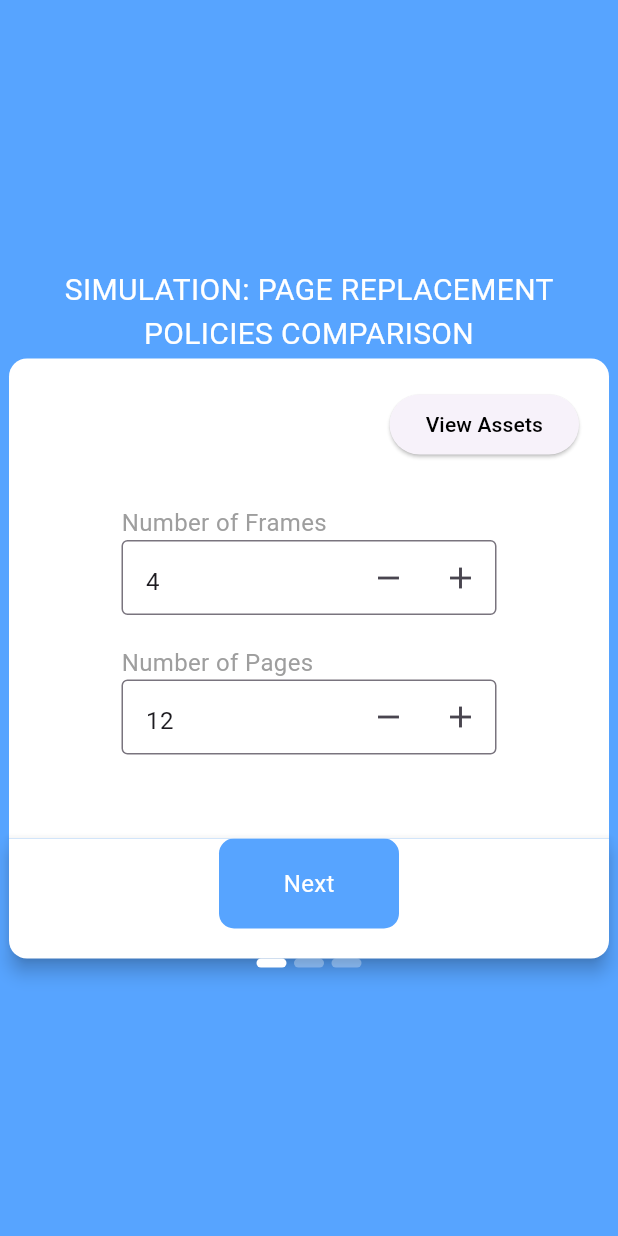
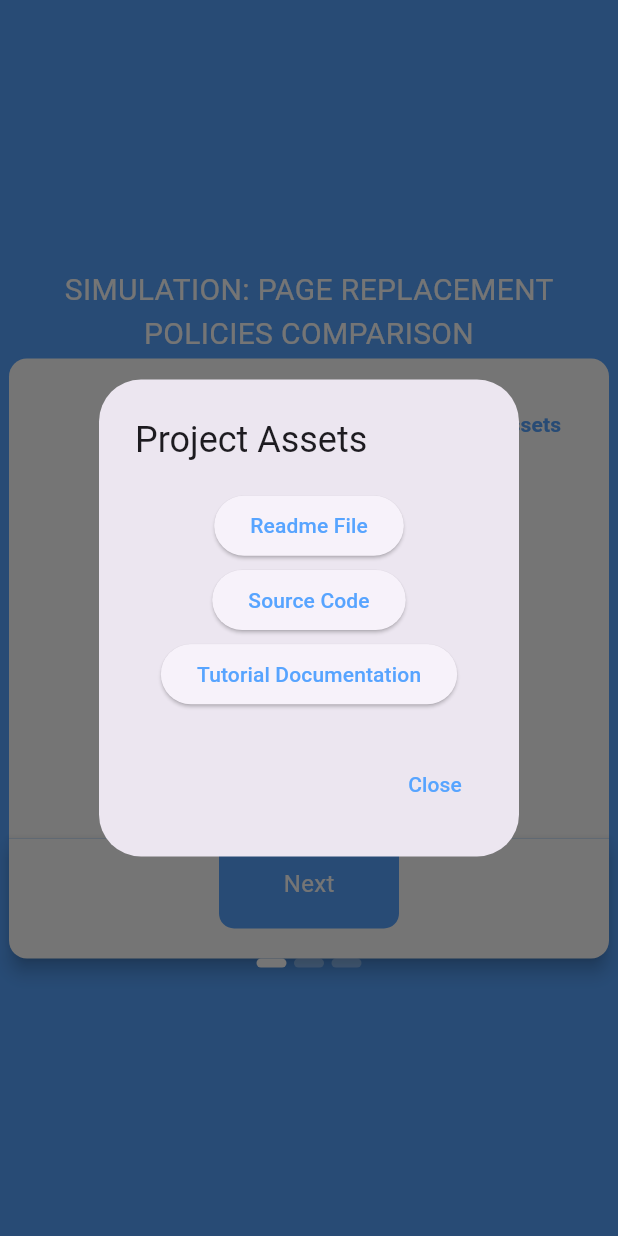
Before and after one commit to itsAliTahir/SIMULATION-PAGE-REPLACEMENT-POLICIES-COMPARISON-Operating-System-Project-, a Flutter app: the screen it shows after launch, after a tap on "View Assets", on a phone screen of 412 x 824 dp. Run offline on Flutter 3.47's test engine with Material 3 defaults, Android fonts, the phone set to English and light mode, and no system bars; drawn by our look-alikes of carousel_indicator; our stand-ins replace delayed_display; missing offline and left inert: hovering.

Commit message:
only links are required to be added

```diff
--- a/lib/Screens/algorithms/fifoalgorithm.dart
+++ b/lib/Screens/algorithms/fifoalgorithm.dart
@@ -237,7 +237,7 @@ class _MyFIFOAlgorithmState extends State<MyFIFOAlgorithm> {
             color: Colors.white,
             elevation: 5,
             surfaceTintColor: Colors.white,
-            margin: const EdgeInsets.all(50),
+            margin: const EdgeInsets.symmetric(vertical: 50),
             child: SizedBox(
               width: 900,
               child: Column(
--- a/lib/Screens/algorithms/lifoalgorithm.dart
+++ b/lib/Screens/algorithms/lifoalgorithm.dart
@@ -244,7 +244,7 @@ class _MyLIFOAlgorithmState extends State<MyLIFOAlgorithm> {
             color: Colors.white,
             elevation: 5,
             surfaceTintColor: Colors.white,
-            margin: const EdgeInsets.all(50),
+            margin: const EdgeInsets.symmetric(vertical: 50),
             child: SizedBox(
               width: 900,
               child: Column(
--- a/lib/Screens/algorithms/lrualgorithm.dart
+++ b/lib/Screens/algorithms/lrualgorithm.dart
@@ -262,7 +262,7 @@ class _MyLRUAlgorithmState extends State<MyLRUAlgorithm> {
             color: Colors.white,
             elevation: 5,
             surfaceTintColor: Colors.white,
-            margin: const EdgeInsets.all(50),
+            margin: const EdgeInsets.symmetric(vertical: 50),
             child: SizedBox(
               width: 900,
               child: Column(
--- a/lib/Screens/home_page_widgets/index_screen.dart
+++ b/lib/Screens/home_page_widgets/index_screen.dart
@@ -76,7 +76,7 @@ class _MyIndexScreenState extends State<MyIndexScreen> {
                 color: Colors.white,
                 surfaceTintColor: Colors.white,
                 elevation: 5,
-                margin: const EdgeInsets.all(0),
+                margin: const EdgeInsets.all(0.0),
                 shape: const RoundedRectangleBorder(
                     borderRadius: BorderRadius.only(
                         bottomLeft: Radius.circular(12),
--- a/lib/Screens/home_page_widgets/input_fields.dart
+++ b/lib/Screens/home_page_widgets/input_fields.dart
@@ -1,6 +1,9 @@
+// ignore_for_file: deprecated_member_use
+
 import 'package:flutter/material.dart';
 import 'package:flutter/services.dart';
 import '../../global_data.dart';
+import 'package:url_launcher/url_launcher.dart';
 
 class MyInputFields extends StatefulWidget {
   const MyInputFields({super.key});
@@ -26,11 +29,84 @@ class _MyInputFieldsState extends State<MyInputFields> {
               alignment: Alignment.topRight,
               child: Container(
                   margin: const EdgeInsets.only(right: 20, bottom: 30, top: 20),
-                  child: ElevatedButton(
-                      onPressed: () {},
-                      child: const Text(
+                  child: TextButton(
+                      onPressed: () {
+                        // Call the showDialog function
+                        showDialog(
+                          context: context,
+                          builder: (BuildContext context) {
+                            // Return the AlertDialog
+                            return AlertDialog(
+                              title: const Text('Project Assets'),
+                              content: SizedBox(
+                                height: 150,
+                                child: Column(
+                                    mainAxisAlignment:
+                                        MainAxisAlignment.spaceEvenly,
+                                    children: [
+                                      ElevatedButton(
+                                        onPressed: () {
+                                          final String urlToOpen =
+                                              'https://www.example.com';
+
+                                          _launchURL() async {
+                                            if (await canLaunch(urlToOpen)) {
+                                              await launch(urlToOpen);
+                                            } else {
+                                              throw 'Could not launch $urlToOpen';
+                                            }
+                                          }
+                                        },
+                                        child: Text(
+                                          "Readme File",
+                                          style: TextStyle(
+                                              color: Theme.of(context)
+                                                  .scaffoldBackgroundColor),
+                                        ),
+                                      ),
+                                      ElevatedButton(
+                                        onPressed: () {},
+                                        child: Text(
+                                          "Source Code",
+                                          style: TextStyle(
+                                              color: Theme.of(context)
+                                                  .scaffoldBackgroundColor),
+                                        ),
+                                      ),
+                                      ElevatedButton(
+                                        onPressed: () {},
+                                        child: Text(
+                                          "Tutorial Documentation",
+                                          style: TextStyle(
+                                              color: Theme.of(context)
+                                                  .scaffoldBackgroundColor),
+                                        ),
+                                      ),
+                                    ]),
+                              ),
+                              actions: <Widget>[
+                                TextButton(
+                                  onPressed: () {
+                                    // Close the dialog
+                                    Navigator.of(context).pop();
+                                  },
+                                  child: Text(
+                                    'Close',
+                                    style: TextStyle(
+                                        color: Theme.of(context)
+                                            .scaffoldBackgroundColor),
+                                  ),
+                                ),
+                              ],
+                            );
+                          },
+                        );
+                      },
+                      child: Text(
                         "View Assets",
-                        style: TextStyle(color: Colors.black),
+                        style: TextStyle(
+                            color: Theme.of(context).scaffoldBackgroundColor,
+                            fontWeight: FontWeight.bold),
                       )))),
           Container(
             margin: const EdgeInsets.only(left: 75),
@@ -38,7 +114,10 @@ class _MyInputFieldsState extends State<MyInputFields> {
               alignment: Alignment.centerLeft,
               child: Text("Number of Frames",
                   textAlign: TextAlign.left,
-                  style: TextStyle(color: Colors.grey, fontSize: 16)),
+                  style: TextStyle(
+                    color: Colors.grey,
+                    fontSize: 16,
+                  )),
             ),
           ),
           SizedBox(
@@ -62,6 +141,10 @@ class _MyInputFieldsState extends State<MyInputFields> {
                 setState(() {});
               },
               decoration: InputDecoration(
+                focusedBorder: OutlineInputBorder(
+                    borderSide: BorderSide(
+                        width: 2,
+                        color: Theme.of(context).scaffoldBackgroundColor)),
                 border: const OutlineInputBorder(),
                 suffixIcon: Row(
                   mainAxisSize: MainAxisSize.min,
@@ -137,6 +220,10 @@ class _MyInputFieldsState extends State<MyInputFields> {
                 setState(() {});
               },
               decoration: InputDecoration(
+                focusedBorder: OutlineInputBorder(
+                    borderSide: BorderSide(
+                        width: 2,
+                        color: Theme.of(context).scaffoldBackgroundColor)),
                 border: const OutlineInputBorder(),
                 suffixIcon: Row(
                   mainAxisSize: MainAxisSize.min,
--- a/lib/Screens/home_page_widgets/pages_circles.dart
+++ b/lib/Screens/home_page_widgets/pages_circles.dart
@@ -28,7 +28,7 @@ class _MyPagesCirclesState extends State<MyPagesCircles> {
             margin: const EdgeInsets.only(left: 50),
             child: const Align(
               alignment: Alignment.centerLeft,
-              child: Text("Enter Pages' IDs",
+              child: Text("Enter Page IDs",
                   textAlign: TextAlign.left,
                   style: TextStyle(color: Colors.grey, fontSize: 16)),
             ),
--- a/lib/main.dart
+++ b/lib/main.dart
@@ -19,6 +19,11 @@ class MyApp extends StatelessWidget {
       child: MaterialApp(
         title: 'Operating System Project',
         theme: ThemeData(
+          textSelectionTheme: const TextSelectionThemeData(
+            selectionColor: Color.fromARGB(130, 5, 117, 255),
+            cursorColor: Color.fromARGB(255, 87, 164, 255),
+            selectionHandleColor: Color.fromARGB(255, 87, 164, 255),
+          ),
           primarySwatch: Colors.blue,
           hoverColor: Colors.blueAccent,
           primaryColor: Colors.blue,
@@ -31,3 +36,6 @@ class MyApp extends StatelessWidget {
     );
   }
 }
+
+
+// flutter build web --web-renderer html --release
--- a/pubspec.yaml
+++ b/pubspec.yaml
@@ -39,6 +39,7 @@ dependencies:
   provider: ^6.1.1
   delayed_display: ^2.0.0
   hovering: ^1.0.4
+  url_launcher: ^6.2.2
 
 dev_dependencies:
   flutter_test:
```
Also changed, not shown: pubspec.lock, 10 other files.
